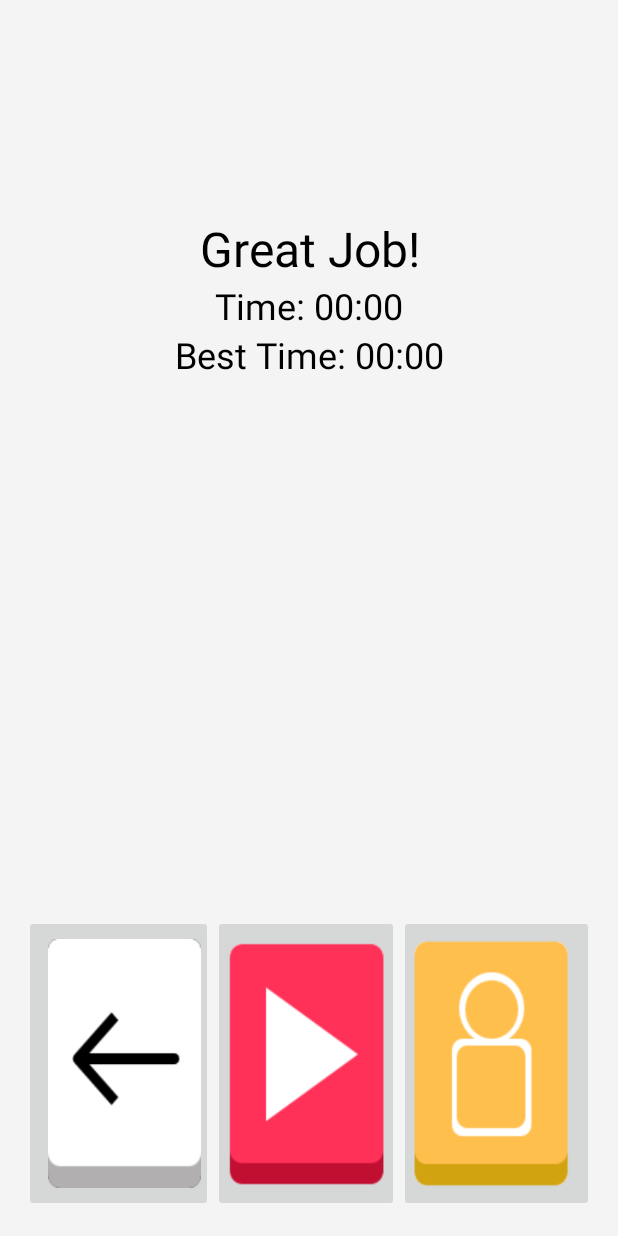
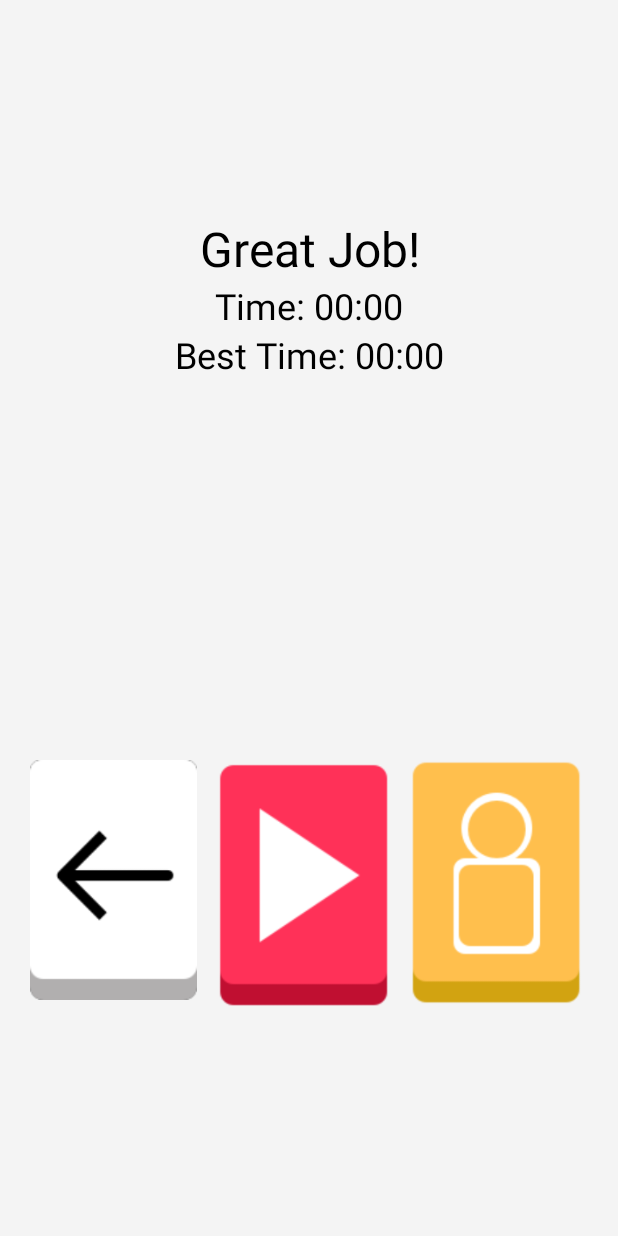
Before and after one commit to ianchick/24game, an Android app: the GameOverActivity screen opened directly, with no data from a screen before it, on a phone screen of 412 x 824 dp. Run offline under Robolectric (Android 15) with nearby library versions, the phone set to English and light mode, and no system bars.

Commit message:
Fixed layouts and grey out buttons

```diff
--- a/app/src/main/res/layout/activity_game_over.xml
+++ b/app/src/main/res/layout/activity_game_over.xml
@@ -43,35 +43,41 @@
     <TableLayout
         android:layout_width="match_parent"
         android:layout_height="0dp"
-        android:layout_weight="1">
+        android:layout_weight="2">
 
         <TableRow>
             <ImageButton
                 android:layout_weight="1"
-                android:src="@drawable/homebutton"
-                android:paddingLeft="16dp"
+                android:adjustViewBounds="true"
+                android:background="@null"
+                android:onClick="home"
+                android:paddingBottom="16dp"
+                android:paddingLeft="4dp"
                 android:paddingRight="8dp"
                 android:paddingTop="16dp"
-                android:paddingBottom="16dp"
                 android:scaleType="fitXY"
-                android:onClick="home"/>
+                android:src="@drawable/homebutton" />
             <ImageButton
                 android:layout_weight="1"
-                android:src="@drawable/play"
-                android:paddingLeft="8dp"
+                android:adjustViewBounds="true"
+                android:background="@null"
+                android:onClick="play"
+                android:paddingBottom="16dp"
+                android:paddingLeft="4dp"
                 android:paddingRight="8dp"
                 android:paddingTop="16dp"
-                android:paddingBottom="16dp"
                 android:scaleType="fitXY"
-                android:onClick="play"/>
+                android:src="@drawable/play" />
             <ImageButton
                 android:layout_weight="1"
-                android:src="@drawable/leaderboard"
-                android:paddingLeft="8dp"
-                android:paddingRight="16dp"
+                android:adjustViewBounds="true"
+                android:background="@null"
+                android:paddingBottom="16dp"
+                android:paddingLeft="4dp"
+                android:paddingRight="8dp"
                 android:paddingTop="16dp"
-                android:paddingBottom="16dp"
-                android:scaleType="fitXY"/>
+                android:scaleType="fitXY"
+                android:src="@drawable/leaderboard" />
         </TableRow>
     </TableLayout>
 
```
Also changed, not shown: app/src/main/java/com/example/ian/a24game/GameActivity.java (+33 -1 lines), app/src/main/res/layout/activity_home.xml (+20 -12 lines).
